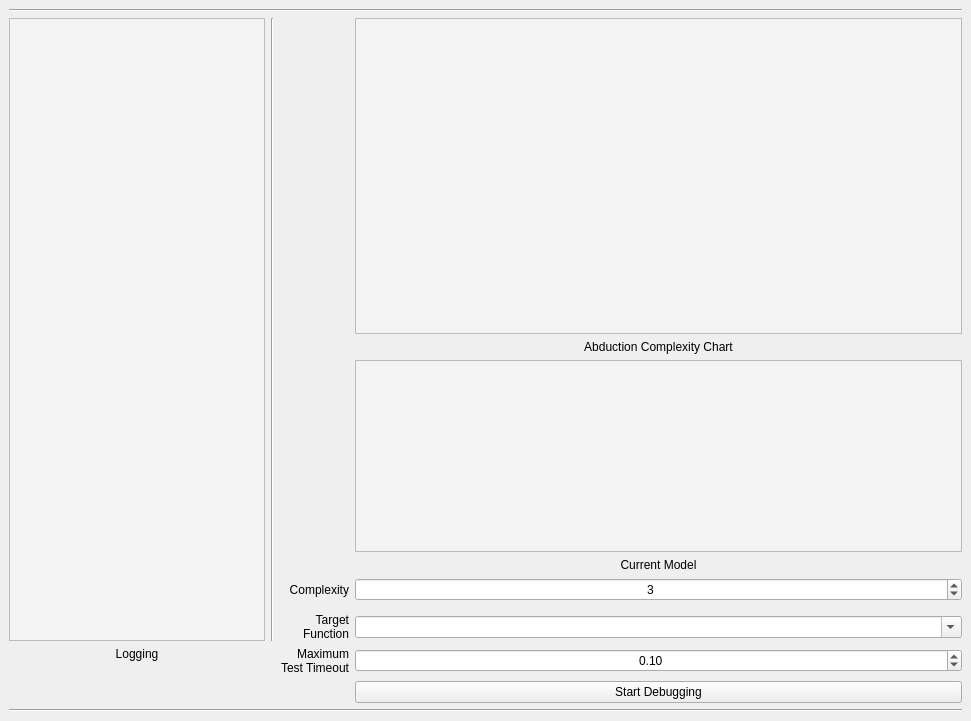
This is view/AbinDebuggerPages.ui in jbcamacho/AbinDebugger as Qt 5 draws it before an edit. The edited form follows.
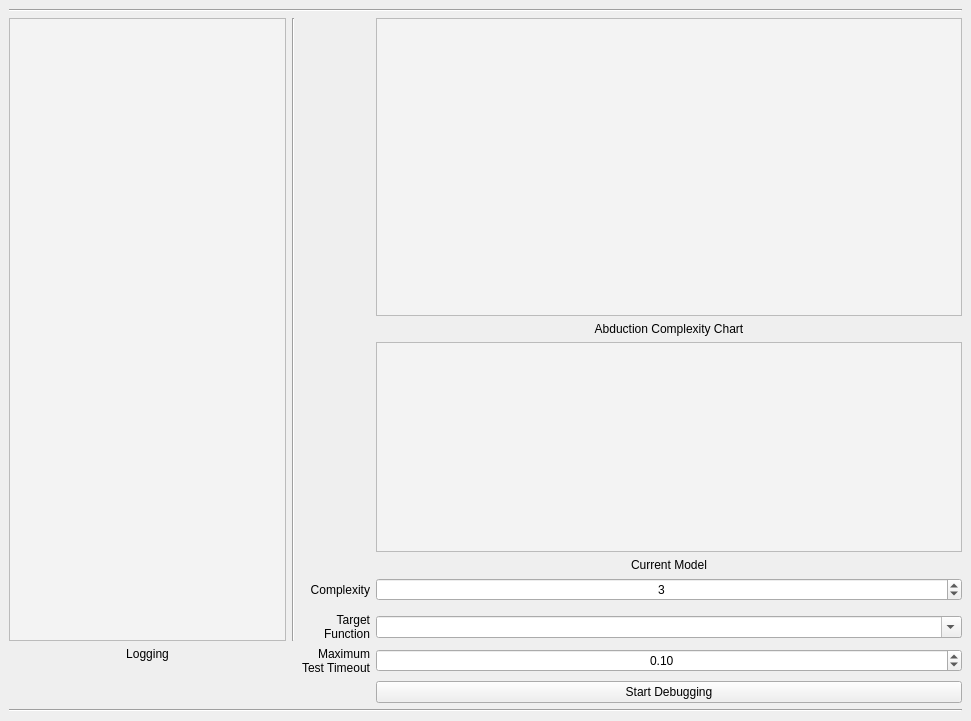
This is the edited form. The open tabs and pages were chosen to show the change. Icons and pictures are not drawn.

Commit message: feature QPlainTextEdit Logging new resizes along with main window

```diff
--- a/view/AbinDebuggerPages.ui
+++ b/view/AbinDebuggerPages.ui
@@ -10,6 +10,12 @@
     <height>721</height>
    </rect>
   </property>
+  <property name="minimumSize">
+   <size>
+    <width>971</width>
+    <height>721</height>
+   </size>
+  </property>
   <property name="windowTitle">
    <string>StackedWidget</string>
   </property>
@@ -318,6 +324,18 @@
     </item>
     <item row="1" column="0" rowspan="8">
      <widget class="QPlainTextEdit" name="txtLogging">
+      <property name="sizePolicy">
+       <sizepolicy hsizetype="Expanding" vsizetype="Expanding">
+        <horstretch>1</horstretch>
+        <verstretch>0</verstretch>
+       </sizepolicy>
+      </property>
+      <property name="minimumSize">
+       <size>
+        <width>256</width>
+        <height>614</height>
+       </size>
+      </property>
       <property name="font">
        <font>
         <pointsize>11</pointsize>
@@ -336,6 +354,12 @@
     </item>
     <item row="4" column="3">
      <widget class="QListWidget" name="lstModel">
+      <property name="minimumSize">
+       <size>
+        <width>586</width>
+        <height>192</height>
+       </size>
+      </property>
       <property name="font">
        <font>
         <pointsize>11</pointsize>
@@ -360,6 +384,12 @@
         <verstretch>1</verstretch>
        </sizepolicy>
       </property>
+      <property name="minimumSize">
+       <size>
+        <width>586</width>
+        <height>298</height>
+       </size>
+      </property>
       <property name="styleSheet">
        <string notr="true">background-color: rgb(243, 243, 243);</string>
       </property>
```
